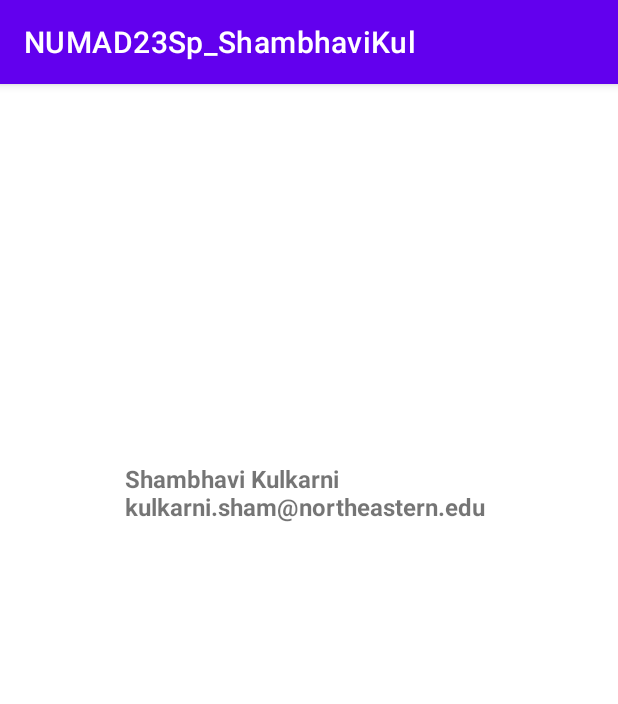
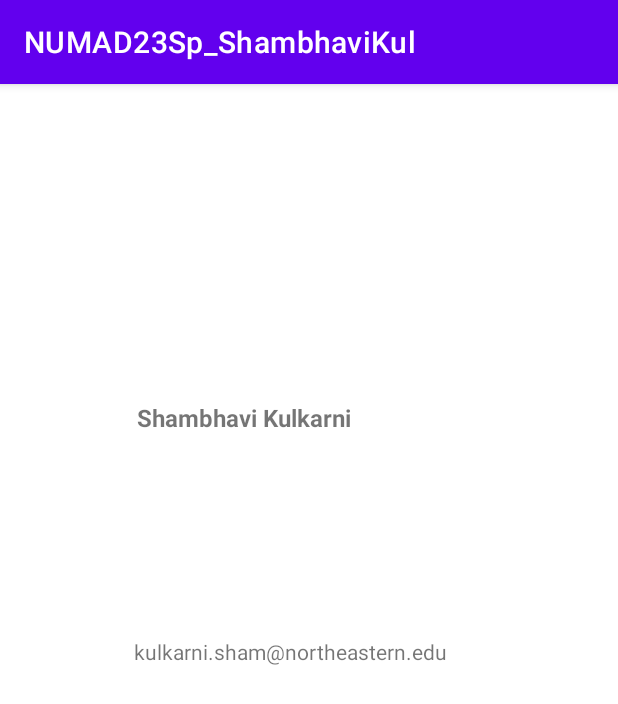
Before and after one commit to shambhavik14/Android-Development, an Android app: the AboutMe screen opened directly, with no data from a screen before it, on a phone screen of 412 x 824 dp. Shown: the top 704 px of the screen. Run offline under Robolectric (Android 15) with nearby library versions, the phone set to English and light mode, and no system bars; Roboto replaces fonts that are not available here.

Commit message:
fixing design

```diff
--- a/app/src/main/res/layout/activity_about_me.xml
+++ b/app/src/main/res/layout/activity_about_me.xml
@@ -8,15 +8,25 @@
 
     <TextView
         android:id="@+id/textView4"
-        android:layout_width="244dp"
-        android:layout_height="81dp"
-        android:text="Shambhavi Kulkarni   kulkarni.sham@northeastern.edu"
+        android:layout_width="211dp"
+        android:layout_height="40dp"
+        android:text="Shambhavi Kulkarni"
         android:textSize="16sp"
         android:textStyle="bold"
         app:layout_constraintBottom_toBottomOf="parent"
         app:layout_constraintEnd_toEndOf="parent"
-        app:layout_constraintHorizontal_bias="0.497"
+        app:layout_constraintHorizontal_bias="0.454"
         app:layout_constraintStart_toStartOf="parent"
         app:layout_constraintTop_toTopOf="parent"
-        app:layout_constraintVertical_bias="0.367" />
+        app:layout_constraintVertical_bias="0.29" />
+
+    <TextView
+        android:id="@+id/textView5"
+        android:layout_width="233dp"
+        android:layout_height="31dp"
+        android:text="kulkarni.sham@northeastern.edu"
+        app:layout_constraintBottom_toBottomOf="parent"
+        app:layout_constraintEnd_toEndOf="parent"
+        app:layout_constraintStart_toStartOf="parent"
+        app:layout_constraintTop_toTopOf="parent" />
 </androidx.constraintlayout.widget.ConstraintLayout>
--- a/app/src/main/res/layout/activity_location.xml
+++ b/app/src/main/res/layout/activity_location.xml
@@ -35,7 +35,7 @@
         app:layout_constraintHorizontal_bias="0.252"
         app:layout_constraintStart_toStartOf="parent"
         app:layout_constraintTop_toTopOf="parent"
-        app:layout_constraintVertical_bias="0.384" />
+        app:layout_constraintVertical_bias="0.393" />
 
     <TextView
         android:id="@+id/total_distance"
```
